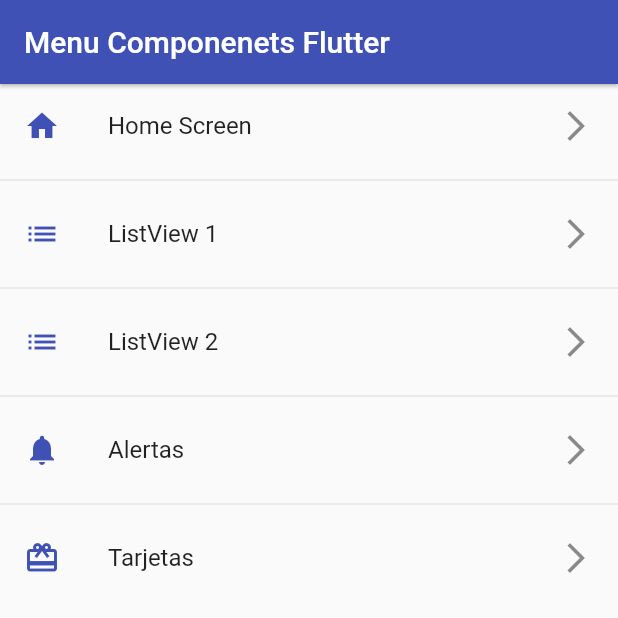
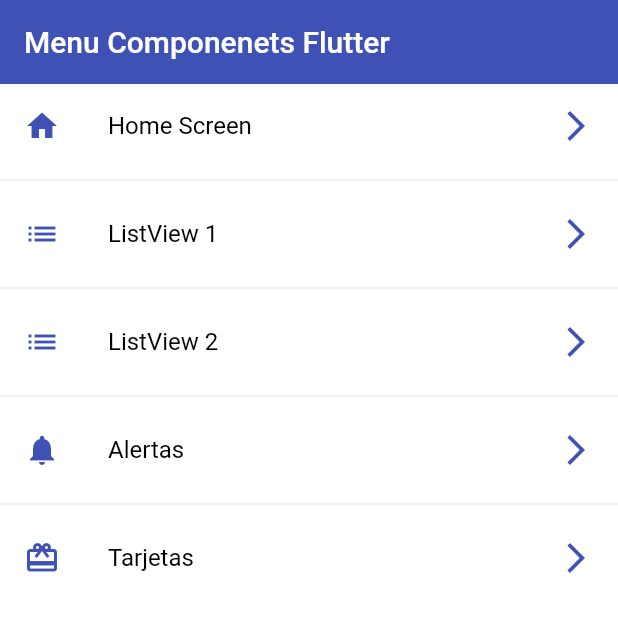
Before and after one commit to Turyfay/app-components-flutter, a Flutter app: the screen it shows after launch, on a phone screen of 412 x 824 dp, the top half of it. Run offline on Flutter 3.47's test engine with Material 2 defaults, Android fonts, the phone set to English and light mode, and no system bars.

Commit message:
Creacion de clase de appThemes para temas globales

```diff
--- a/lib/main.dart
+++ b/lib/main.dart
@@ -1,4 +1,5 @@
 import 'package:app_components/router/app_router.dart';
+import 'package:app_components/theme/app_theme.dart';
 import 'package:flutter/material.dart';
 
 void main() => runApp(const MyApp());
@@ -9,15 +10,11 @@ class MyApp extends StatelessWidget {
   @override
   Widget build(BuildContext context) {
     return MaterialApp(
-      debugShowCheckedModeBanner: false,
-      title: 'App components',
-      initialRoute: AppRoutes.initialRoute,
-      routes: AppRoutes.getMenuRoutes(),
-      onGenerateRoute: AppRoutes.onGenerateRoute,
-      theme: ThemeData.light().copyWith(
-        primaryColor: Colors.indigo,
-        appBarTheme: const AppBarTheme(color: Colors.indigo, elevation: 1),
-      ),
-    );
+        debugShowCheckedModeBanner: false,
+        title: 'App components',
+        initialRoute: AppRoutes.initialRoute,
+        routes: AppRoutes.getMenuRoutes(),
+        onGenerateRoute: AppRoutes.onGenerateRoute,
+        theme: AppTheme.lightTheme);
   }
 }
--- a/lib/screens/home_screen.dart
+++ b/lib/screens/home_screen.dart
@@ -15,7 +15,6 @@ class HomeScreen extends StatelessWidget {
                   title: Text(AppRoutes.menuOptions[index].name),
                   leading: Icon(
                     AppRoutes.menuOptions[index].icon,
-                    color: Colors.indigo,
                   ),
                   trailing: const Icon(Icons.arrow_forward_ios),
                   onTap: () => Navigator.pushNamed(
--- /dev/null
+++ b/lib/theme/app_theme.dart
@@ -0,0 +1,17 @@
+import 'package:flutter/material.dart';
+
+class AppTheme {
+  static const Color primaryColor = Colors.indigo;
+
+  static final ThemeData lightTheme = ThemeData(
+    primaryColor: primaryColor,
+    scaffoldBackgroundColor: Colors.white,
+    listTileTheme: const ListTileThemeData(
+        iconColor: primaryColor, textColor: Colors.black),
+    appBarTheme: const AppBarTheme(
+      color: primaryColor,
+      elevation: 0,
+      //iconTheme: IconThemeData(color: Colors.red),
+    ),
+  );
+}
```
